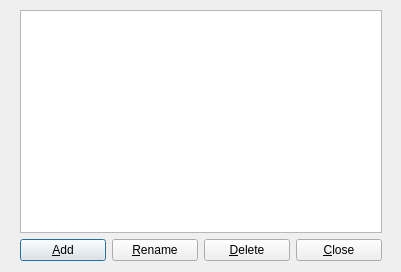
Old version of the form designer/classes.ui in the repository sobjornstad/clicker-quiz-manager.
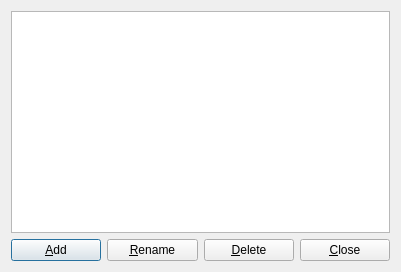
New version of the form.

Commit message:
allow resizing dialog boxes
This required significant redoing of the question edit dialog, since it
had been done kind of sloppily, without really properly nesting the
boxes. It took about an hour to get it back to the level it was at
previously, but now it resizes, which is very good.

I'd also like to add randomize/alphabetize all features to the button
set, and put a line between the single/all entry functions.

What changed in the file:
```diff
--- a/designer/classes.ui
+++ b/designer/classes.ui
@@ -13,15 +13,8 @@
   <property name="windowTitle">
    <string>Classes</string>
   </property>
-  <widget class="QWidget" name="verticalLayoutWidget">
-   <property name="geometry">
-    <rect>
-     <x>20</x>
-     <y>10</y>
-     <width>362</width>
-     <height>251</height>
-    </rect>
-   </property>
+  <layout class="QVBoxLayout" name="verticalLayout_2">
+   <item>
    <layout class="QVBoxLayout" name="verticalLayout">
     <item>
      <widget class="QListWidget" name="listWidget">
@@ -34,6 +27,12 @@
      <layout class="QHBoxLayout" name="horizontalLayout">
       <item>
        <widget class="QPushButton" name="addButton">
+         <property name="minimumSize">
+          <size>
+           <width>75</width>
+           <height>0</height>
+          </size>
+         </property>
         <property name="text">
          <string>&amp;Add</string>
         </property>
@@ -41,6 +40,12 @@
       </item>
       <item>
        <widget class="QPushButton" name="renameButton">
+         <property name="minimumSize">
+          <size>
+           <width>75</width>
+           <height>0</height>
+          </size>
+         </property>
         <property name="text">
          <string>&amp;Rename</string>
         </property>
@@ -48,6 +53,12 @@
       </item>
       <item>
        <widget class="QPushButton" name="deleteButton">
+         <property name="minimumSize">
+          <size>
+           <width>75</width>
+           <height>0</height>
+          </size>
+         </property>
         <property name="text">
          <string>&amp;Delete</string>
         </property>
@@ -55,6 +66,12 @@
       </item>
       <item>
        <widget class="QPushButton" name="closeButton">
+         <property name="minimumSize">
+          <size>
+           <width>75</width>
+           <height>0</height>
+          </size>
+         </property>
         <property name="text">
          <string>&amp;Close</string>
         </property>
@@ -63,7 +80,8 @@
      </layout>
     </item>
    </layout>
-  </widget>
+   </item>
+  </layout>
  </widget>
  <resources/>
  <connections/>
```
Lines whose indentation alone changed are shown as unchanged. The commit also changes 5 other files.
